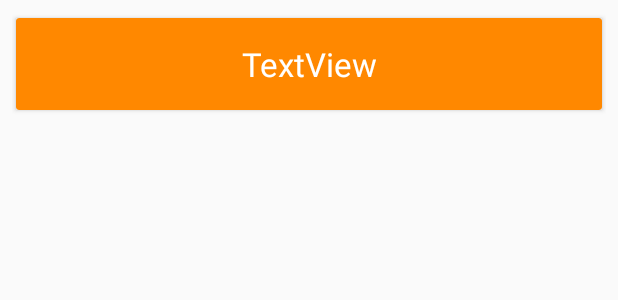
After one commit to Akshar-Patel/BakingTime, an Android app: the layout recipe_recycler_view_item.xml on its own in the app's theme, with its tools: preview values and no code run, on a phone screen of 412 x 824 dp. The commit adds this screen. Shown: the top 300 px of the screen. Run offline under Robolectric (Android 15) with nearby library versions, the phone set to English and light mode, and no system bars.

Commit message:
feat: implement recycler view

```diff
--- a/app/build.gradle
+++ b/app/build.gradle
@@ -27,4 +27,6 @@ dependencies {
     androidTestImplementation 'com.android.support.test.espresso:espresso-core:3.0.1'
     compile 'com.squareup.okhttp3:okhttp:3.9.1'
     compile 'com.squareup.moshi:moshi:1.5.0'
+    implementation 'com.android.support:recyclerview-v7:26.1.0'
+    implementation 'com.android.support:cardview-v7:26.1.0'
 }
--- /dev/null
+++ b/app/src/main/res/layout/recipe_recycler_view_item.xml
@@ -0,0 +1,34 @@
+<?xml version="1.0" encoding="utf-8"?>
+<android.support.constraint.ConstraintLayout
+  xmlns:android="http://schemas.android.com/apk/res/android"
+  xmlns:app="http://schemas.android.com/apk/res-auto"
+  xmlns:card_view="http://schemas.android.com/apk/res-auto"
+  xmlns:tools="http://schemas.android.com/tools"
+  android:layout_width="match_parent"
+  android:layout_height="wrap_content"
+  android:layout_margin="8dp">
+
+  <android.support.v7.widget.CardView
+    android:layout_width="match_parent"
+    android:layout_height="wrap_content"
+    android:foreground="?android:attr/selectableItemBackground"
+    app:cardBackgroundColor="@android:color/holo_orange_dark"
+    app:layout_constraintEnd_toEndOf="parent"
+    app:layout_constraintStart_toStartOf="parent"
+    app:layout_constraintTop_toTopOf="parent"
+    card_view:cardCornerRadius="@dimen/cardview_default_radius"
+    card_view:cardElevation="@dimen/cardview_default_elevation"
+    card_view:cardUseCompatPadding="true"
+    >
+    <TextView
+      android:id="@+id/tv_recipe_name"
+      style="@style/TextAppearance.AppCompat.Large"
+      android:layout_width="match_parent"
+      android:layout_height="wrap_content"
+      android:padding="16dp"
+      android:textAlignment="center"
+      android:textColor="@android:color/white"
+      tools:text="TextView"
+      />
+  </android.support.v7.widget.CardView>
+</android.support.constraint.ConstraintLayout>
```
Also changed, not shown: app/src/main/java/com/example/ab/bakingtime/MainActivity.java (+73 -4 lines), app/src/main/res/layout/activity_main.xml (+10 -7 lines).
